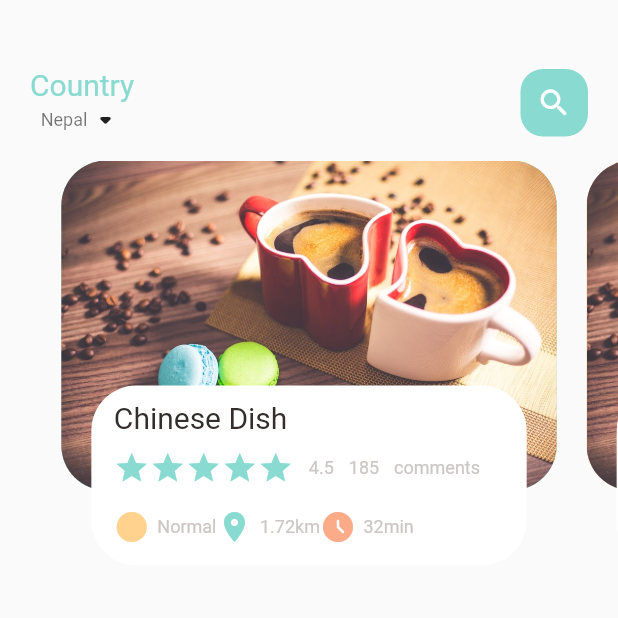
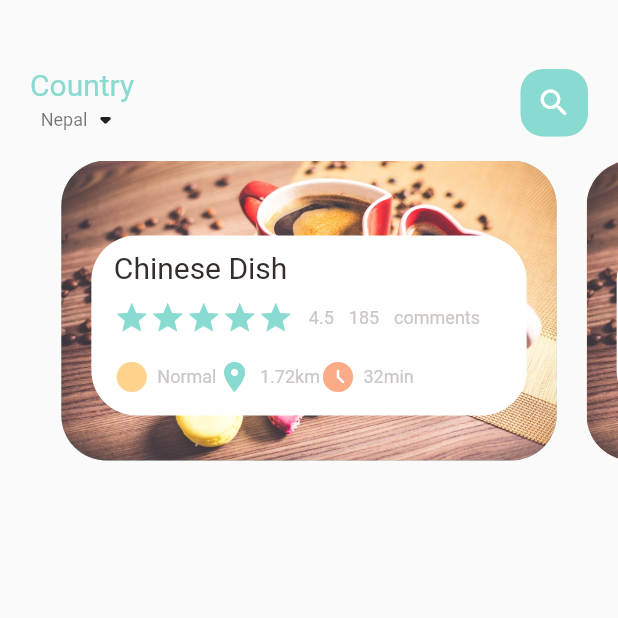
Before and after one commit to AlikoGrace/food_delivery_project, a Flutter app: the screen it shows after launch, on a phone screen of 412 x 824 dp, the top half of it. Run offline on Flutter 3.47's test engine with Material 2 defaults, Android fonts, the phone set to English and light mode, and no system bars.

```diff
--- a/lib/home/food_page_body.dart
+++ b/lib/home/food_page_body.dart
@@ -19,7 +19,8 @@ class _FoodPageBodyState extends State<FoodPageBody> {
   Widget build(BuildContext context) {
     return Container(
       //container should always have a height
-      height: 300,
+      height: 200,
+      //original is 300
       child: PageView.builder(
           controller: pageController,
           itemCount: 5,
```
